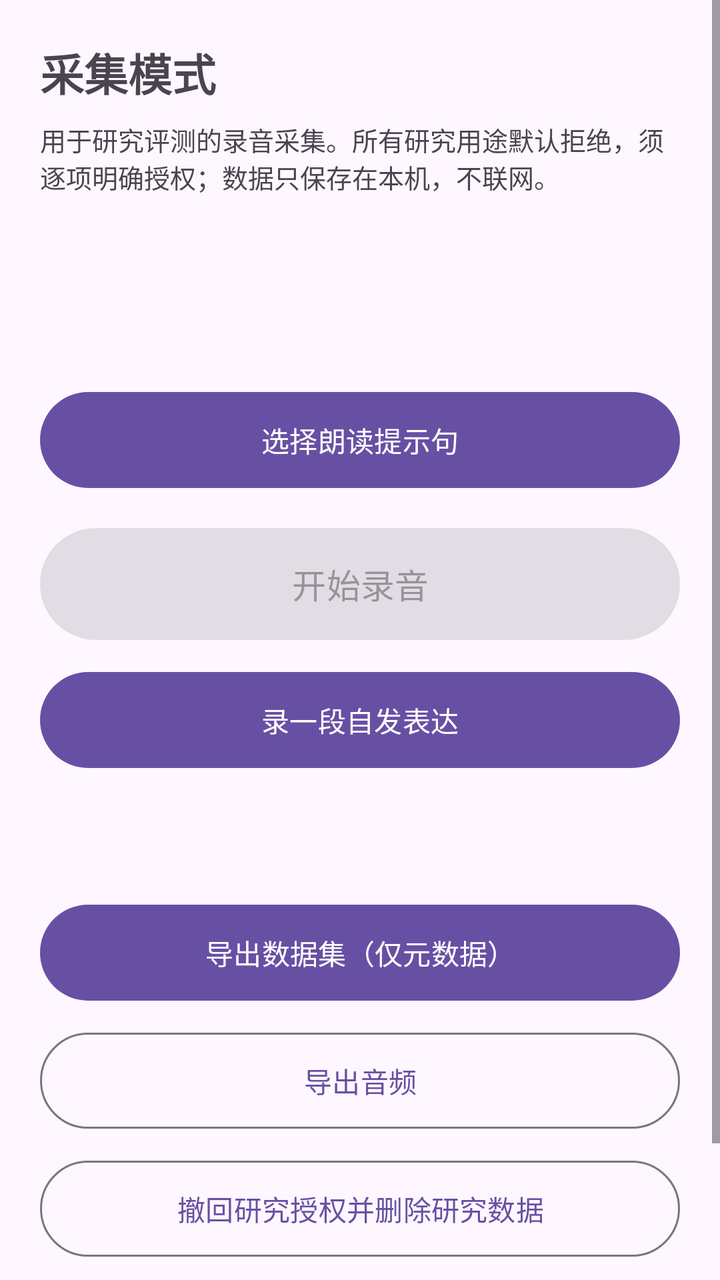
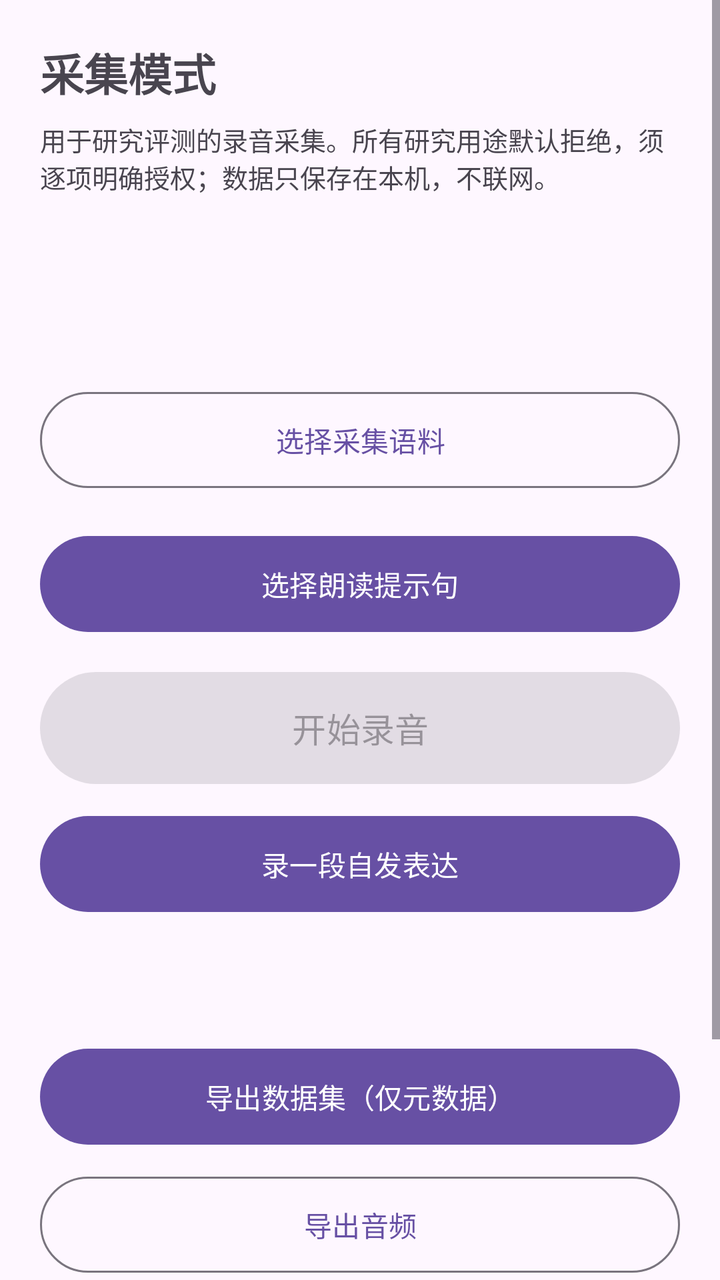

Screens rendered from an Android XML layout before and after an edit, with the pre-edit source and the edit as a unified diff.
<!-- AndroidManifest.xml: application theme Theme.VoiceClear -->
<!-- res/layout/activity_capture.xml -->
<?xml version="1.0" encoding="utf-8"?>
<ScrollView xmlns:android="http://schemas.android.com/apk/res/android"
    android:layout_width="match_parent"
    android:layout_height="match_parent"
    android:fillViewport="true">

    <LinearLayout
        android:layout_width="match_parent"
        android:layout_height="wrap_content"
        android:orientation="vertical"
        android:padding="20dp">

        <TextView
            android:id="@+id/captureTitle"
            android:layout_width="match_parent"
            android:layout_height="wrap_content"
            android:text="@string/capture_title"
            android:textSize="22sp"
            android:textStyle="bold" />

        <TextView
            android:id="@+id/captureNotice"
            android:layout_width="match_parent"
            android:layout_height="wrap_content"
            android:layout_marginTop="8dp"
            android:text="@string/capture_notice"
            android:textSize="13sp" />

        <TextView
            android:id="@+id/captureSpeakerInfo"
            android:layout_width="match_parent"
            android:layout_height="wrap_content"
            android:layout_marginTop="12dp"
            android:textSize="14sp"
            android:textStyle="bold" />

        <TextView
            android:id="@+id/captureStats"
            android:layout_width="match_parent"
            android:layout_height="wrap_content"
            android:layout_marginTop="4dp"
            android:textSize="13sp" />

        <TextView
            android:id="@+id/captureGuidance"
            android:layout_width="match_parent"
            android:layout_height="wrap_content"
            android:layout_marginTop="8dp"
            android:textSize="13sp" />

        <com.google.android.material.button.MaterialButton
            android:id="@+id/promptButton"
            android:layout_width="match_parent"
            android:layout_height="wrap_content"
            android:layout_marginTop="16dp"
            android:minHeight="56dp"
            android:text="@string/capture_choose_prompt" />

        <TextView
            android:id="@+id/currentPromptText"
            android:layout_width="match_parent"
            android:layout_height="wrap_content"
            android:layout_marginTop="12dp"
            android:textSize="18sp"
            android:visibility="gone" />

        <TextView
            android:id="@+id/currentPromptNote"
            android:layout_width="match_parent"
            android:layout_height="wrap_content"
            android:layout_marginTop="4dp"
            android:textSize="12sp"
            android:visibility="gone" />

        <com.google.android.material.button.MaterialButton
            android:id="@+id/captureRecordButton"
            android:layout_width="match_parent"
            android:layout_height="wrap_content"
            android:layout_marginTop="12dp"
            android:enabled="false"
            android:minHeight="64dp"
            android:text="@string/capture_start_record"
            android:textSize="17sp" />

        <com.google.android.material.button.MaterialButton
            android:id="@+id/captureSpontaneousButton"
            android:layout_width="match_parent"
            android:layout_height="wrap_content"
            android:layout_marginTop="8dp"
            android:minHeight="56dp"
            android:text="@string/capture_spontaneous" />

        <TextView
            android:id="@+id/captureStatus"
            android:layout_width="match_parent"
            android:layout_height="wrap_content"
            android:layout_marginTop="16dp"
            android:accessibilityLiveRegion="polite"
            android:textSize="15sp" />

        <com.google.android.material.button.MaterialButton
            android:id="@+id/captureExportButton"
            android:layout_width="match_parent"
            android:layout_height="wrap_content"
            android:layout_marginTop="24dp"
            android:minHeight="56dp"
            android:text="@string/capture_export" />

        <com.google.android.material.button.MaterialButton
            android:id="@+id/captureAudioExportButton"
            style="@style/Widget.Material3.Button.OutlinedButton"
            android:layout_width="match_parent"
            android:layout_height="wrap_content"
            android:layout_marginTop="8dp"
            android:minHeight="56dp"
            android:text="@string/export_audio_title" />

        <com.google.android.material.button.MaterialButton
            android:id="@+id/captureWithdrawButton"
            style="@style/Widget.Material3.Button.OutlinedButton"
            android:layout_width="match_parent"
            android:layout_height="wrap_content"
            android:layout_marginTop="8dp"
            android:minHeight="56dp"
            android:text="@string/capture_withdraw" />

        <com.google.android.material.button.MaterialButton
            android:id="@+id/captureClearButton"
            android:layout_width="match_parent"
            android:layout_height="wrap_content"
            android:layout_marginTop="8dp"
            android:minHeight="56dp"
            android:text="@string/capture_clear" />

    </LinearLayout>
</ScrollView>
<!-- resources referenced by this layout -->
<resources>
  <string name="capture_choose_prompt">选择朗读提示句</string>
  <string name="capture_clear">清空全部采集数据</string>
  <string name="capture_export">导出数据集（仅元数据）</string>
  <string name="capture_notice">用于研究评测的录音采集。所有研究用途默认拒绝，须逐项明确授权；数据只保存在本机，不联网。</string>
  <string name="capture_spontaneous">录一段自发表达</string>
  <string name="capture_start_record">开始录音</string>
  <string name="capture_title">采集模式</string>
  <string name="capture_withdraw">撤回研究授权并删除研究数据</string>
  <string name="export_audio_title">导出音频</string>
  <style name="Theme.VoiceClear" parent="Theme.Material3.DayNight.NoActionBar" />
</resources>

<!-- the commit's change to res/layout/activity_capture.xml (unified diff, before → after) -->
@@ -47,6 +47,25 @@
             android:layout_height="wrap_content"
             android:layout_marginTop="8dp"
             android:textSize="13sp" />
+
+        <com.google.android.material.button.MaterialButton
+            android:id="@+id/speechProfileButton"
+            style="@style/Widget.Material3.Button.OutlinedButton"
+            android:layout_width="match_parent"
+            android:layout_height="wrap_content"
+            android:layout_marginTop="16dp"
+            android:minHeight="56dp"
+            android:text="@string/capture_speech_profile" />
+
+        <com.google.android.material.button.MaterialButton
+            android:id="@+id/dialectGroupButton"
+            style="@style/Widget.Material3.Button.OutlinedButton"
+            android:layout_width="match_parent"
+            android:layout_height="wrap_content"
+            android:layout_marginTop="8dp"
+            android:minHeight="56dp"
+            android:text="@string/capture_dialect_group"
+            android:visibility="gone" />
 
         <com.google.android.material.button.MaterialButton
             android:id="@+id/promptButton"
<!-- resource entries referenced after the edit -->
@@ -2,8 +2,10 @@
 <resources>
   <string name="capture_choose_prompt">选择朗读提示句</string>
   <string name="capture_clear">清空全部采集数据</string>
+  <string name="capture_dialect_group">选择山东方言分区</string>
   <string name="capture_export">导出数据集（仅元数据）</string>
   <string name="capture_notice">用于研究评测的录音采集。所有研究用途默认拒绝，须逐项明确授权；数据只保存在本机，不联网。</string>
+  <string name="capture_speech_profile">选择采集语料</string>
   <string name="capture_spontaneous">录一段自发表达</string>
   <string name="capture_start_record">开始录音</string>
   <string name="capture_title">采集模式</string>
